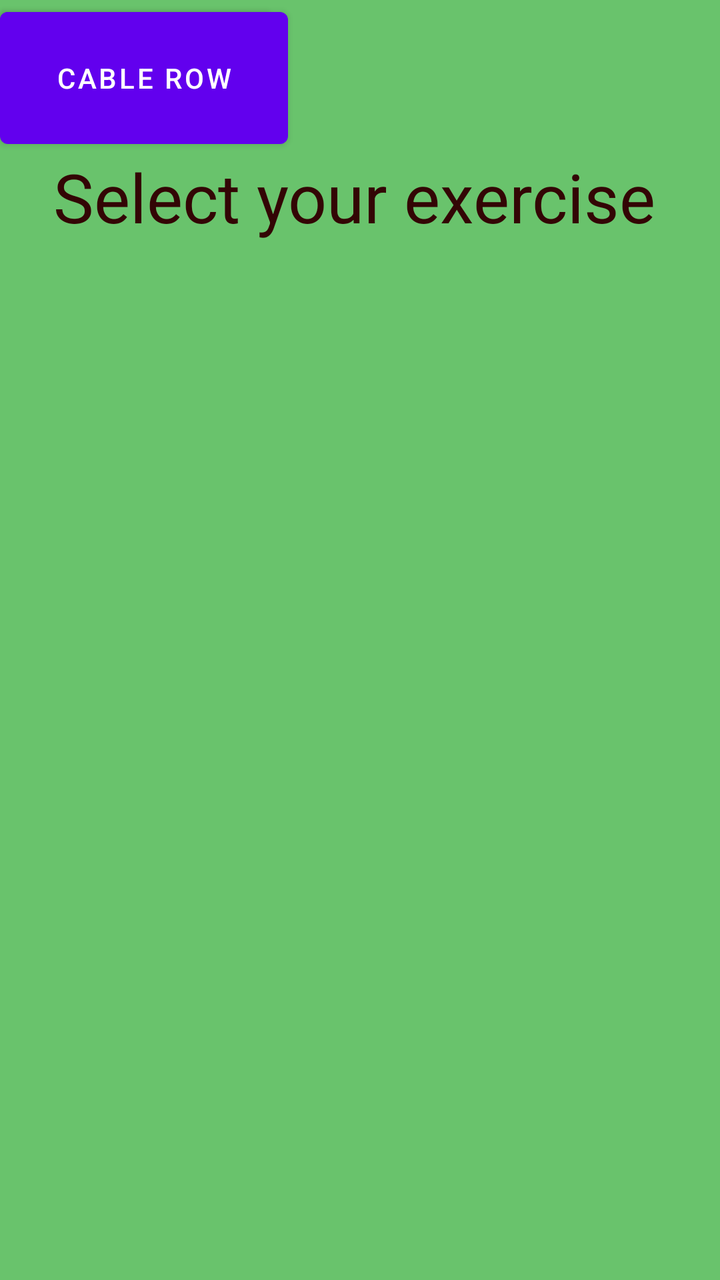
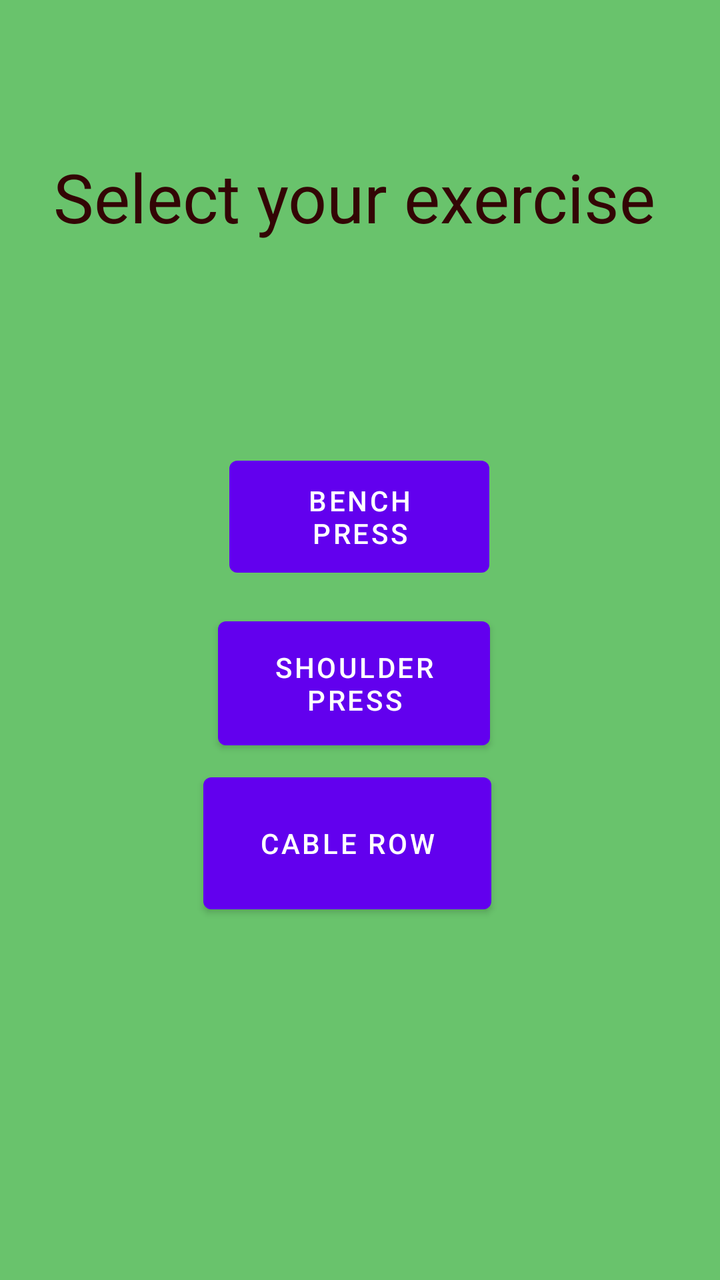

Compare the two renders of this Android layout. The source of the first and the diff that turns it into the second are given below.
<!-- AndroidManifest.xml: application theme Theme.GamifiedWorkoutTracker -->
<!-- res/layout/activity_exercise_selection_screen.xml -->
<?xml version="1.0" encoding="utf-8"?>
<androidx.constraintlayout.widget.ConstraintLayout xmlns:android="http://schemas.android.com/apk/res/android"
    xmlns:app="http://schemas.android.com/apk/res-auto"
    xmlns:tools="http://schemas.android.com/tools"
    android:id="@+id/main"
    android:layout_width="match_parent"
    android:layout_height="match_parent"
    android:background="#69C36C"
    tools:context=".ExerciseSelectionScreen">

    <TextView
        android:id="@+id/selectExercise"
        android:layout_width="306dp"
        android:layout_height="118dp"
        android:text="Select your exercise"
        android:textColor="#330505"
        android:textSize="34sp"
        app:layout_constraintBottom_toBottomOf="parent"
        app:layout_constraintEnd_toEndOf="parent"
        app:layout_constraintHorizontal_bias="0.495"
        app:layout_constraintStart_toStartOf="parent"
        app:layout_constraintTop_toTopOf="parent"
        app:layout_constraintVertical_bias="0.145" />

    <Button
        android:id="@+id/benchPress"
        android:layout_width="130dp"
        android:layout_height="68dp"
        android:text="Bench Press"
        tools:layout_editor_absoluteX="140dp"
        tools:layout_editor_absoluteY="268dp" />

    <Button
        android:id="@+id/shoulderPress"
        android:layout_width="136dp"
        android:layout_height="74dp"
        android:text="Shoulder Press"
        tools:layout_editor_absoluteX="140dp"
        tools:layout_editor_absoluteY="374dp" />

    <Button
        android:id="@+id/cableRow"
        android:layout_width="144dp"
        android:layout_height="78dp"
        android:text="Cable Row"
        tools:layout_editor_absoluteX="140dp"
        tools:layout_editor_absoluteY="476dp" />
</androidx.constraintlayout.widget.ConstraintLayout>
<!-- resources referenced by this layout -->
<resources>
  <style name="Theme.GamifiedWorkoutTracker" parent="Theme.MaterialComponents.DayNight.DarkActionBar">
          
          <item name="colorPrimary">@color/purple_500</item>
          <item name="colorPrimaryVariant">@color/purple_700</item>
          <item name="colorOnPrimary">@color/white</item>
          
          <item name="colorSecondary">@color/teal_200</item>
          <item name="colorSecondaryVariant">@color/teal_700</item>
          <item name="colorOnSecondary">@color/black</item>
          
          <item name="android:statusBarColor">?attr/colorPrimaryVariant</item>
          
      </style>
  <color name="purple_500">#FF6200EE</color>
  <color name="purple_700">#FF3700B3</color>
  <color name="white">#FFFFFFFF</color>
  <color name="teal_200">#FF03DAC5</color>
  <color name="teal_700">#FF018786</color>
  <color name="black">#FF000000</color>
</resources>

<!-- the commit's change to res/layout/activity_exercise_selection_screen.xml (unified diff, before → after) -->
@@ -27,22 +27,34 @@
         android:layout_width="130dp"
         android:layout_height="68dp"
         android:text="Bench Press"
-        tools:layout_editor_absoluteX="140dp"
-        tools:layout_editor_absoluteY="268dp" />
+        app:layout_constraintBottom_toBottomOf="parent"
+        app:layout_constraintEnd_toEndOf="parent"
+        app:layout_constraintHorizontal_bias="0.498"
+        app:layout_constraintStart_toStartOf="parent"
+        app:layout_constraintTop_toTopOf="parent"
+        app:layout_constraintVertical_bias="0.392" />
 
     <Button
         android:id="@+id/shoulderPress"
         android:layout_width="136dp"
         android:layout_height="74dp"
         android:text="Shoulder Press"
-        tools:layout_editor_absoluteX="140dp"
-        tools:layout_editor_absoluteY="374dp" />
+        app:layout_constraintBottom_toBottomOf="parent"
+        app:layout_constraintEnd_toEndOf="parent"
+        app:layout_constraintHorizontal_bias="0.487"
+        app:layout_constraintStart_toStartOf="parent"
+        app:layout_constraintTop_toTopOf="parent"
+        app:layout_constraintVertical_bias="0.538" />
 
     <Button
         android:id="@+id/cableRow"
         android:layout_width="144dp"
         android:layout_height="78dp"
         android:text="Cable Row"
-        tools:layout_editor_absoluteX="140dp"
-        tools:layout_editor_absoluteY="476dp" />
+        app:layout_constraintBottom_toBottomOf="parent"
+        app:layout_constraintEnd_toEndOf="parent"
+        app:layout_constraintHorizontal_bias="0.471"
+        app:layout_constraintStart_toStartOf="parent"
+        app:layout_constraintTop_toTopOf="parent"
+        app:layout_constraintVertical_bias="0.681" />
 </androidx.constraintlayout.widget.ConstraintLayout>
